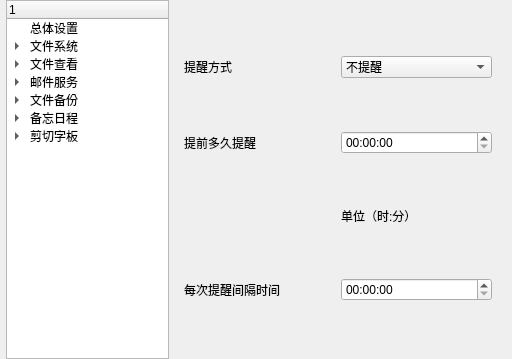
3548848289/SmartDesk, file setting/ui/Setting.ui: the form before one commit.
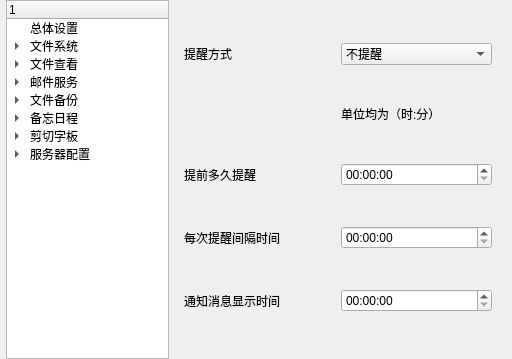
The form after the commit. The open tabs and pages were chosen to show the change. Icons and pictures are not drawn.

What changed in the file:
```diff
--- a/setting/ui/Setting.ui
+++ b/setting/ui/Setting.ui
@@ -108,6 +108,16 @@
        </property>
       </item>
      </item>
+     <item>
+      <property name="text">
+       <string>服务器配置</string>
+      </property>
+      <item>
+       <property name="text">
+        <string>IP地址</string>
+       </property>
+      </item>
+     </item>
     </widget>
    </item>
    <item row="0" column="1">
@@ -324,10 +334,30 @@
      </widget>
      <widget class="QWidget" name="online_doc">
       <layout class="QGridLayout" name="gridLayout_8">
-       <item row="0" column="0">
-        <widget class="QLabel" name="online_doc_label1">
+       <item row="4" column="0">
+        <widget class="QLabel" name="tag_schedule_label4">
          <property name="text">
-          <string>提醒方式</string>
+          <string>每次提醒间隔时间</string>
+         </property>
+        </widget>
+       </item>
+       <item row="5" column="1">
+        <widget class="QTimeEdit" name="tag_schedule_timeEdit3"/>
+       </item>
+       <item row="4" column="1">
+        <widget class="QTimeEdit" name="tag_schedule_timeEdit2"/>
+       </item>
+       <item row="2" column="0">
+        <widget class="QLabel" name="tag_schedule_label3">
+         <property name="text">
+          <string>提前多久提醒</string>
+         </property>
+        </widget>
+       </item>
+       <item row="5" column="0">
+        <widget class="QLabel" name="tag_schedule_label5">
+         <property name="text">
+          <string>通知消息显示时间</string>
          </property>
         </widget>
        </item>
@@ -350,18 +380,18 @@
          </item>
         </widget>
        </item>
-       <item row="1" column="0">
-        <widget class="QLabel" name="online_doc_label2">
-         <property name="text">
-          <string>提前多久提醒</string>
-         </property>
-        </widget>
-       </item>
-       <item row="1" column="1">
-        <widget class="QTimeEdit" name="online_doc_timeEdit_1"/>
-       </item>
        <item row="2" column="1">
-        <widget class="QLabel" name="label">
+        <widget class="QTimeEdit" name="tag_schedule_timeEdit1"/>
+       </item>
+       <item row="0" column="0">
+        <widget class="QLabel" name="tag_schedule_label1">
+         <property name="text">
+          <string>提醒方式</string>
+         </property>
+        </widget>
+       </item>
+       <item row="1" column="1">
+        <widget class="QLabel" name="tag_schedule_label2">
          <property name="sizePolicy">
           <sizepolicy hsizetype="Preferred" vsizetype="Fixed">
            <horstretch>0</horstretch>
@@ -369,20 +399,10 @@
           </sizepolicy>
          </property>
          <property name="text">
-          <string>单位（时:分）</string>
+          <string>单位均为（时:分）</string>
          </property>
         </widget>
        </item>
-       <item row="3" column="0">
-        <widget class="QLabel" name="online_doc_label2_2">
-         <property name="text">
-          <string>每次提醒间隔时间</string>
-         </property>
-        </widget>
-       </item>
-       <item row="3" column="1">
-        <widget class="QTimeEdit" name="online_doc_timeEdit_2"/>
-       </item>
       </layout>
      </widget>
      <widget class="QWidget" name="clip_board">
```
Left out of the diff: 24 changed lines with no effect on the pictures.
